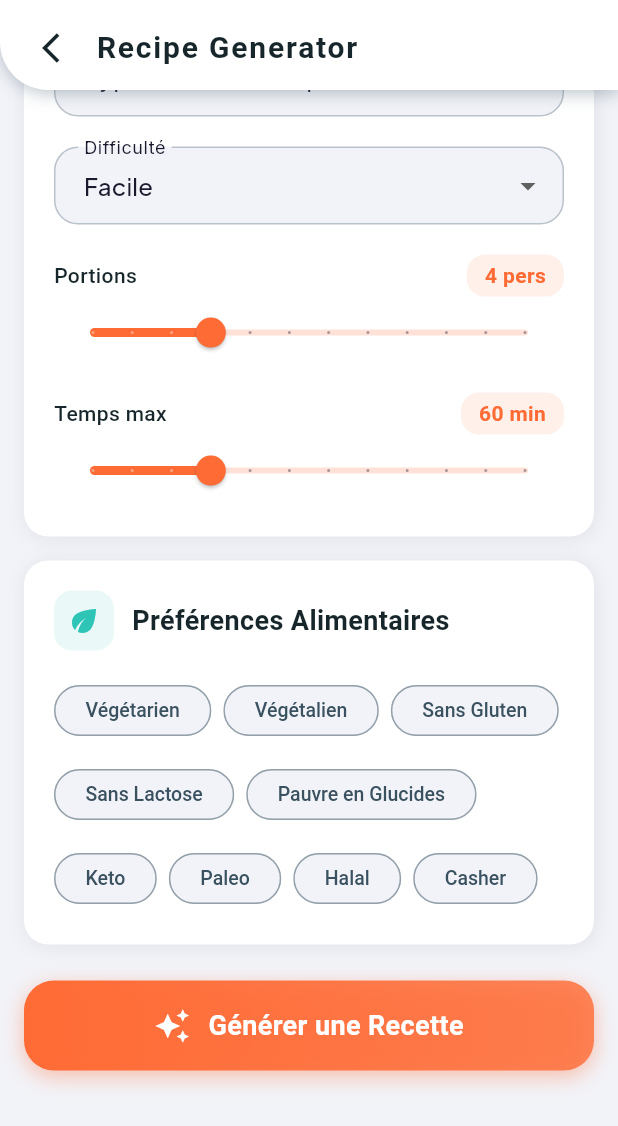
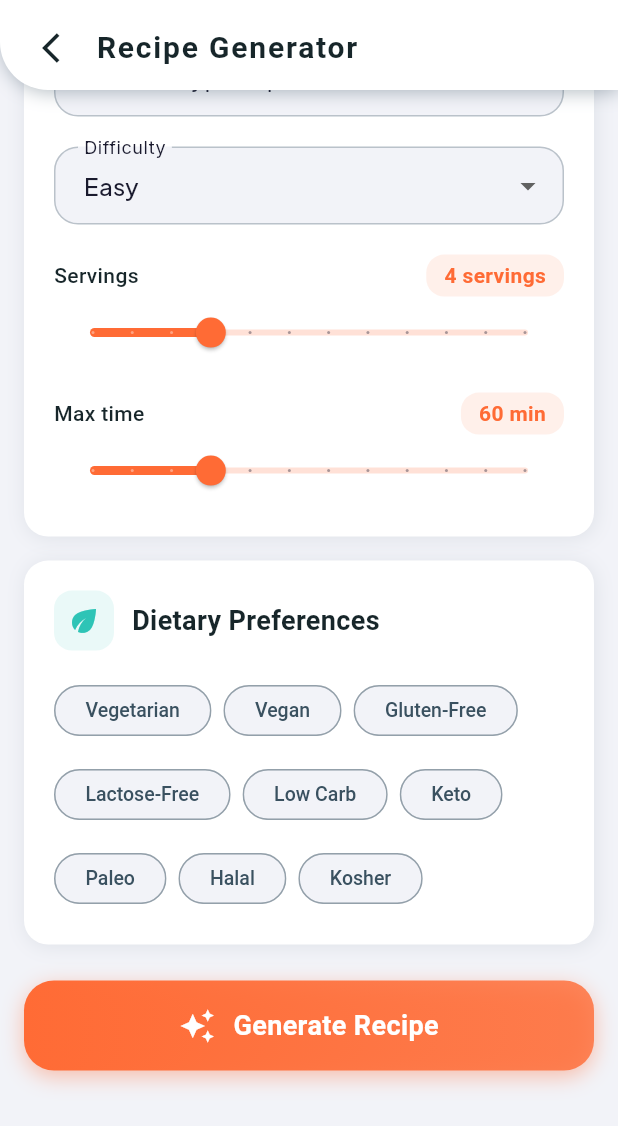
Before and after one commit to Tarekazabou/projet_web, a Flutter app: the RecipeGeneratorScreen screen opened directly, scrolled down 576 dp, on a phone screen of 412 x 824 dp. Shown: the top 1126 px of the screen. Run offline on Flutter 3.47's test engine with Material 3 defaults, Android fonts, the phone set to English and light mode, and no system bars; our stand-ins replace firebase_core, flutter_screenutil, google_fonts, image_picker, shared_preferences; accounts and stored records are empty.

Commit message:
changed to english

```diff
--- a/my_app/lib/screens/recipe_generator_screen.dart
+++ b/my_app/lib/screens/recipe_generator_screen.dart
@@ -25,21 +25,21 @@ class _RecipeGeneratorScreenState extends State<RecipeGeneratorScreen>
   Animation<double>? topBarAnimation;
   double topBarOpacity = 0.0;
 
-  String _difficulty = 'Facile';
+  String _difficulty = 'Easy';
   int _servings = 4;
   int _maxTime = 60;
   final List<String> _dietaryPrefs = [];
 
   final List<String> _availableDietaryPrefs = [
-    'Végétarien',
-    'Végétalien',
-    'Sans Gluten',
-    'Sans Lactose',
-    'Pauvre en Glucides',
+    'Vegetarian',
+    'Vegan',
+    'Gluten-Free',
+    'Lactose-Free',
+    'Low Carb',
     'Keto',
     'Paleo',
     'Halal',
-    'Casher',
+    'Kosher',
   ];
 
   @override
@@ -98,7 +98,7 @@ class _RecipeGeneratorScreenState extends State<RecipeGeneratorScreen>
     if (ingredients.isEmpty) {
       ScaffoldMessenger.of(context).showSnackBar(
         SnackBar(
-          content: const Text('Veuillez entrer au moins un ingrédient'),
+          content: const Text('Please enter at least one ingredient'),
           backgroundColor: Colors.red,
           behavior: SnackBarBehavior.floating,
           shape: RoundedRectangleBorder(
@@ -123,7 +123,7 @@ class _RecipeGeneratorScreenState extends State<RecipeGeneratorScreen>
       if (provider.error == null && provider.generatedRecipe != null) {
         ScaffoldMessenger.of(context).showSnackBar(
           SnackBar(
-            content: const Text('Recette générée avec succès !'),
+            content: const Text('Recipe generated successfully!'),
             backgroundColor: MealyTheme.nearlyGreen,
             behavior: SnackBarBehavior.floating,
             shape: RoundedRectangleBorder(
@@ -394,7 +394,7 @@ class _RecipeGeneratorScreenState extends State<RecipeGeneratorScreen>
                         ),
                         const SizedBox(width: 12),
                         const Text(
-                          'Ingrédients',
+                          'Ingredients',
                           style: TextStyle(
                             fontFamily: MealyTheme.fontName,
                             fontWeight: FontWeight.w600,
@@ -409,8 +409,8 @@ class _RecipeGeneratorScreenState extends State<RecipeGeneratorScreen>
                       controller: _ingredientsController,
                       maxLines: 3,
                       decoration: InputDecoration(
-                        hintText: 'poulet, riz, tomates...',
-                        helperText: 'Séparer par des virgules',
+                        hintText: 'chicken, rice, tomatoes...',
+                        helperText: 'Separate with commas',
                         border: OutlineInputBorder(
                           borderRadius: BorderRadius.circular(16),
                           borderSide: BorderSide(
@@ -435,7 +435,7 @@ class _RecipeGeneratorScreenState extends State<RecipeGeneratorScreen>
                       ),
                       validator: (value) {
                         if (value == null || value.trim().isEmpty) {
-                          return 'Veuillez entrer les ingrédients';
+                          return 'Please enter ingredients';
                         }
                         return null;
                       },
@@ -497,7 +497,7 @@ class _RecipeGeneratorScreenState extends State<RecipeGeneratorScreen>
                         ),
                         const SizedBox(width: 12),
                         const Text(
-                          'Préférences',
+                          'Preferences',
                           style: TextStyle(
                             fontFamily: MealyTheme.fontName,
                             fontWeight: FontWeight.w600,
@@ -511,8 +511,8 @@ class _RecipeGeneratorScreenState extends State<RecipeGeneratorScreen>
                     TextFormField(
                       controller: _cuisineController,
                       decoration: InputDecoration(
-                        labelText: 'Type de cuisine (optionnel)',
-                        hintText: 'Français, Italien, Asiatique...',
+                        labelText: 'Cuisine type (optional)',
+                        hintText: 'French, Italian, Asian...',
                         border: OutlineInputBorder(
                           borderRadius: BorderRadius.circular(16),
                         ),
@@ -537,7 +537,7 @@ class _RecipeGeneratorScreenState extends State<RecipeGeneratorScreen>
                     DropdownButtonFormField<String>(
                       value: _difficulty,
                       decoration: InputDecoration(
-                        labelText: 'Difficulté',
+                        labelText: 'Difficulty',
                         border: OutlineInputBorder(
                           borderRadius: BorderRadius.circular(16),
                         ),
@@ -550,7 +550,7 @@ class _RecipeGeneratorScreenState extends State<RecipeGeneratorScreen>
                         filled: true,
                         fillColor: MealyTheme.background,
                       ),
-                      items: ['Facile', 'Moyen', 'Difficile']
+                      items: ['Easy', 'Medium', 'Hard']
                           .map(
                             (d) => DropdownMenuItem(value: d, child: Text(d)),
                           )
@@ -560,8 +560,8 @@ class _RecipeGeneratorScreenState extends State<RecipeGeneratorScreen>
                     ),
                     const SizedBox(height: 20),
                     _buildSliderSection(
-                      'Portions',
-                      '$_servings pers',
+                      'Servings',
+                      '$_servings servings',
                       _servings.toDouble(),
                       1,
                       12,
@@ -570,7 +570,7 @@ class _RecipeGeneratorScreenState extends State<RecipeGeneratorScreen>
                     ),
                     const SizedBox(height: 16),
                     _buildSliderSection(
-                      'Temps max',
+                      'Max time',
                       '$_maxTime min',
                       _maxTime.toDouble(),
                       15,
@@ -696,7 +696,7 @@ class _RecipeGeneratorScreenState extends State<RecipeGeneratorScreen>
                         ),
                         const SizedBox(width: 12),
                         const Text(
-                          'Préférences Alimentaires',
+                          'Dietary Preferences',
                           style: TextStyle(
                             fontFamily: MealyTheme.fontName,
                             fontWeight: FontWeight.w600,
@@ -815,8 +815,8 @@ class _RecipeGeneratorScreenState extends State<RecipeGeneratorScreen>
                       const SizedBox(width: 12),
                       Text(
                         provider.isLoading
-                            ? 'Génération en cours...'
-                            : 'Générer une Recette',
+                            ? 'Generating...'
+                            : 'Generate Recipe',
                         style: const TextStyle(
                           fontFamily: MealyTheme.fontName,
                           fontSize: 18,
@@ -895,7 +895,7 @@ class _RecipeGeneratorScreenState extends State<RecipeGeneratorScreen>
                   crossAxisAlignment: CrossAxisAlignment.start,
                   children: [
                     Text(
-                      'Choisissez une Recette',
+                      'Choose a Recipe',
                       style: TextStyle(
                         fontFamily: MealyTheme.fontName,
                         fontSize: 20,
@@ -904,7 +904,7 @@ class _RecipeGeneratorScreenState extends State<RecipeGeneratorScreen>
                       ),
                     ),
                     Text(
-                      'Sélectionnez votre recette préférée',
+                      'Select your favorite recipe',
                       style: TextStyle(
                         fontFamily: MealyTheme.fontName,
                         fontSize: 12,
@@ -938,7 +938,7 @@ class _RecipeGeneratorScreenState extends State<RecipeGeneratorScreen>
     bool isSelected,
     RecipeProvider provider,
   ) {
-    final variationLabels = ['Classique', 'Rapide', 'Gourmet'];
+    final variationLabels = ['Classic', 'Quick', 'Gourmet'];
     final variationColors = [
       const Color(0xFF738AE6),
       MealyTheme.nearlyOrange,
@@ -1060,7 +1060,7 @@ class _RecipeGeneratorScreenState extends State<RecipeGeneratorScreen>
                       const SizedBox(width: 8),
                       _buildStatChip(
                         Icons.people,
-                        '${recipe.servingSize} pers',
+                        '${recipe.servingSize} servings',
                       ),
                       const SizedBox(width: 8),
                       _buildStatChip(Icons.restaurant, recipe.difficulty),
@@ -1069,7 +1069,7 @@ class _RecipeGeneratorScreenState extends State<RecipeGeneratorScreen>
                   const SizedBox(height: 12),
                   // Ingredients preview
                   Text(
-                    '${recipe.ingredients.length} ingrédients',
+                    '${recipe.ingredients.length} ingredients',
                     style: TextStyle(
                       fontFamily: MealyTheme.fontName,
                       fontSize: 12,
@@ -1088,7 +1088,7 @@ class _RecipeGeneratorScreenState extends State<RecipeGeneratorScreen>
                   onPressed: () => _confirmRecipeSelection(recipe),
                   icon: const Icon(Icons.check_circle, color: MealyTheme.white),
                   label: const Text(
-                    'Utiliser cette Recette',
+                    'Use this Recipe',
                     style: TextStyle(
                       fontFamily: MealyTheme.fontName,
                       fontWeight: FontWeight.bold,
@@ -1275,8 +1275,8 @@ class _RecipeGeneratorScreenState extends State<RecipeGeneratorScreen>
                           const SizedBox(width: 8),
                           Text(
                             availableCount == totalCount
-                                ? 'Tous les ingrédients disponibles!'
-                                : '$availableCount/$totalCount ingrédients disponibles',
+                                ? 'All ingredients available!'
+                                : '$availableCount/$totalCount ingredients available',
                             style: TextStyle(
                               fontFamily: MealyTheme.fontName,
                               fontWeight: FontWeight.w600,
@@ -1331,7 +1331,7 @@ class _RecipeGeneratorScreenState extends State<RecipeGeneratorScreen>
                             child: Text(
                               item['name'].toString().isNotEmpty
                                   ? '${item['name'][0].toUpperCase()}${item['name'].substring(1)}'
-                                  : 'Ingrédient',
+                                  : 'Ingredient',
                               style: TextStyle(
                                 fontFamily: MealyTheme.fontName,
                                 fontSize: 15,
@@ -1376,7 +1376,7 @@ class _RecipeGeneratorScreenState extends State<RecipeGeneratorScreen>
                               _addToGroceryList(missingIngredients),
                           icon: const Icon(Icons.shopping_cart),
                           label: Text(
-                            'Ajouter ${missingIngredients.length} ingrédient(s) à la liste',
+                            'Add ${missingIngredients.length} ingredient(s) to list',
                             style: const TextStyle(
                               fontFamily: MealyTheme.fontName,
                             ),
@@ -1406,8 +1406,8 @@ class _RecipeGeneratorScreenState extends State<RecipeGeneratorScreen>
                         ),
                         label: Text(
                           availableCount == totalCount
-                              ? 'Préparer cette Recette'
-                              : 'Préparer avec ingrédients disponibles',
+                              ? 'Prepare this Recipe'
+                              : 'Prepare with available ingredients',
                           style: const TextStyle(
                             fontFamily: MealyTheme.fontName,
                             fontWeight: FontWeight.bold,
@@ -1453,7 +1453,7 @@ class _RecipeGeneratorScreenState extends State<RecipeGeneratorScreen>
         ScaffoldMessenger.of(context).showSnackBar(
           SnackBar(
             content: Text(
-              '${missingIngredients.length} ingrédient(s) ajouté(s) à la liste de courses!',
+              '${missingIngredients.length} ingredient(s) added to grocery list!',
             ),
             backgroundColor: MealyTheme.nearlyGreen,
             behavior: SnackBarBehavior.floating,
@@ -1499,7 +1499,7 @@ class _RecipeGeneratorScreenState extends State<RecipeGeneratorScreen>
         ScaffoldMessenger.of(context).showSnackBar(
           SnackBar(
             content: const Text(
-              'Bon appétit! Les ingrédients ont été retirés du frigo.',
+              'Enjoy! Ingredients have been removed from fridge.',
             ),
             backgroundColor: MealyTheme.nearlyGreen,
             behavior: SnackBarBehavior.floating,
```
